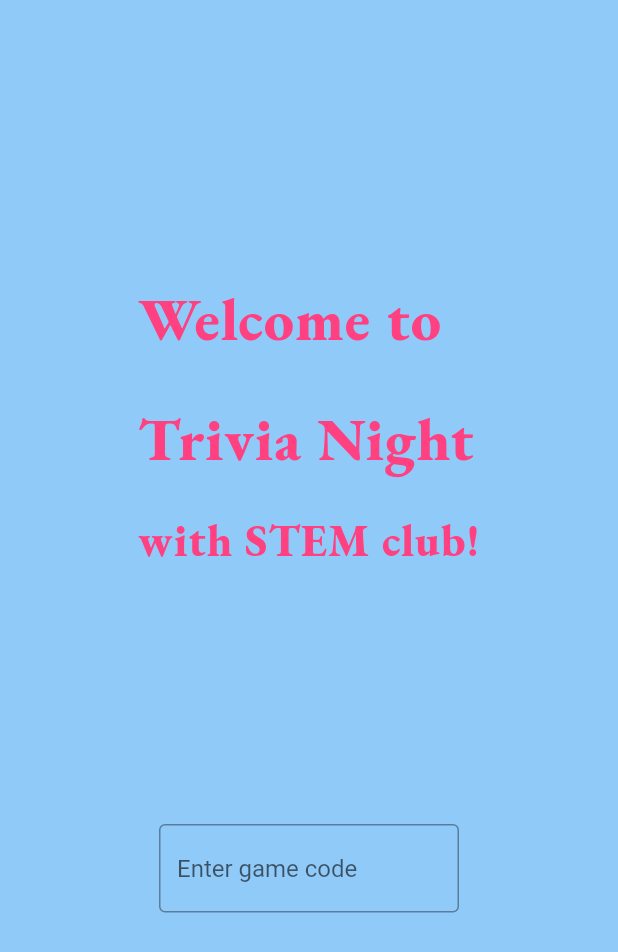
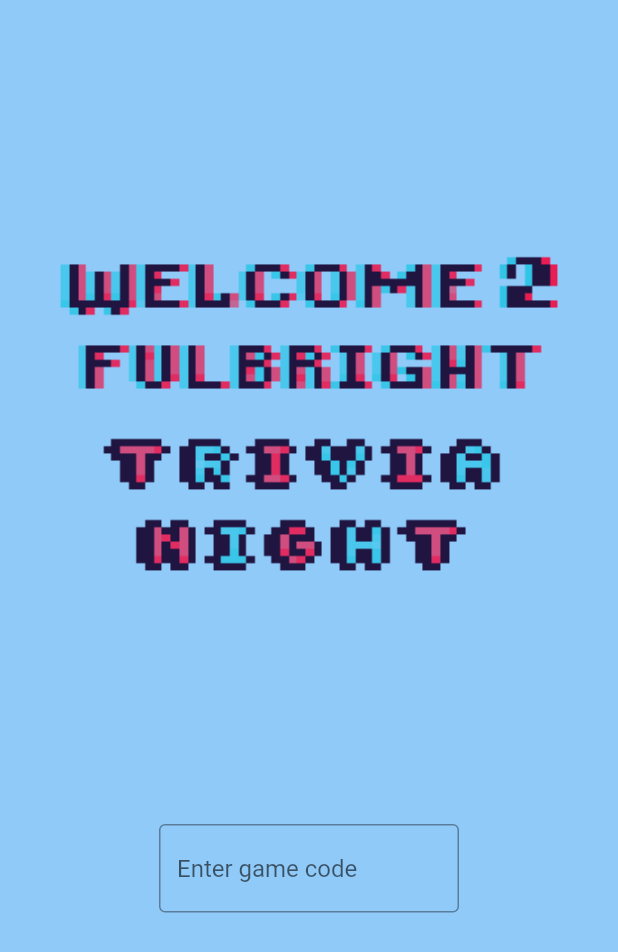
Before and after one commit to tnlong311/trivia-app, a Flutter app: the LandingPage screen opened directly, on a phone screen of 412 x 824 dp. Shown: the top 952 px of the screen. Run offline on Flutter 3.47's test engine with Material 2 defaults, Android fonts, the phone set to English and light mode, and no system bars; our stand-ins replace get, google_fonts.

Commit message:
Added designed welcome banner and official font used

```diff
--- a/lib/consts/app_styles.dart
+++ b/lib/consts/app_styles.dart
@@ -1,4 +1,6 @@
 import 'package:flutter/material.dart';
+import 'dart:ui';
+
 // This file includes all the style used in the app
 // To import a new font:
 // - Add the font file to fonts/
@@ -8,15 +10,15 @@ import 'package:flutter/material.dart';
 // TODO:
 // - decide the style for the text in the app (which font, how thick, color, etc.)
 
+
 const triviaHeading1 = TextStyle(
     color: Colors.pinkAccent,
-  fontWeight: FontWeight.w800,
-  fontFamily: 'Garamond',
+    fontWeight: FontWeight.w600,
+    fontFamily: 'PixelFont',
     letterSpacing: 0.6,
     fontSize: 40,
     height: 2,
-  decoration: TextDecoration.none
-);
+    decoration: TextDecoration.none);
 
 const triviaHeading2 = TextStyle(
     color: Colors.pinkAccent,
@@ -25,8 +27,7 @@ const triviaHeading2 = TextStyle(
     letterSpacing: 0.6,
     fontSize: 30,
     height: 2,
-  decoration: TextDecoration.none
-);
+    decoration: TextDecoration.none);
 
 const triviaGreen = LinearGradient(
   colors: [Color(0xFF46A0AE), Color(0xFF00FFCB)],
--- a/lib/main.dart
+++ b/lib/main.dart
@@ -31,8 +31,8 @@ class MyApp extends StatelessWidget {
         primaryColor: Colors.deepPurple,
         colorScheme: ColorScheme.fromSwatch().copyWith(secondary: Colors.cyanAccent),
       ),
-      // initialRoute: LandingPage.routeName,
-      initialRoute: QuestionTitlePage.routeName,
+      initialRoute: LandingPage.routeName,
+      // initialRoute: QuestionTitlePage.routeName,
       routes: {
         LandingPage.routeName: (context) => LandingPage(),
         TeamFormationPage.routeName: (context) => TeamFormationPage(),
--- a/lib/views/pages/landing_page.dart
+++ b/lib/views/pages/landing_page.dart
@@ -1,5 +1,6 @@
 import 'package:flutter/cupertino.dart';
 import 'package:flutter/material.dart';
+import 'package:get/get.dart';
 import 'package:trivia_app/consts/app_styles.dart';
 import 'package:trivia_app/views/pages/team_formation_page.dart';
 import 'package:trivia_app/views/widgets/TextFieldWithButton.dart';
@@ -21,17 +22,8 @@ class LandingPage extends StatelessWidget {
         children: [
           Expanded(
               flex: 2,
-              child: Center(
-                child: RichText(
-                  text: const TextSpan(style: triviaHeading1, children: [
-                    TextSpan(text: "Welcome to\n"),
-                    TextSpan(
-                      text: "Trivia Night\n",
-                    ),
-                    TextSpan(text: "with STEM club!", style: triviaHeading2),
-                  ]),
-                ),
-              )),
+              child: Transform.scale(
+                  scale: 1.2, child: Image.asset('assets/images/welcome.png'))),
           Expanded(
               flex: 1,
               child: Align(
--- a/pubspec.yaml
+++ b/pubspec.yaml
@@ -59,6 +59,7 @@ flutter:
   # To add assets to your application, add an assets section, like this:
   assets:
     - ./assets/pixelComponents/
+    - ./assets/images/welcome.png
       #   - images/a_dot_ham.jpeg
 
       # An image asset can refer to one or more resolution-specific "variants", see
@@ -78,6 +79,11 @@ flutter:
         - asset: fonts/EBGaramond-VariableFont_wght.ttf
         - asset: fonts/EBGaramond-Italic-VariableFont_wght.ttf
           style: italic
+    - family: PixelFont
+      fonts:
+        - asset: fonts/RetroGaming.ttf
+
+
       #   - family: Trajan Pro
       #     fonts:s
       #       - asset: fonts/TrajanPro.ttf
```
Also changed, not shown: assets/images/welcome.png (added), fonts/RetroGaming.ttf (added). Lines whose indentation alone changed are shown as unchanged.
